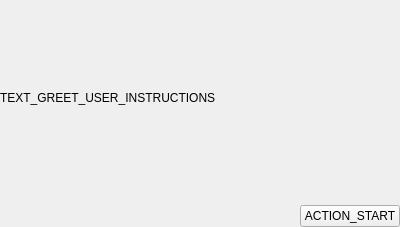
Old version of the form parsec/core/gui/forms/greet_user_instructions_widget.ui in the repository Scille/parsec-cloud.
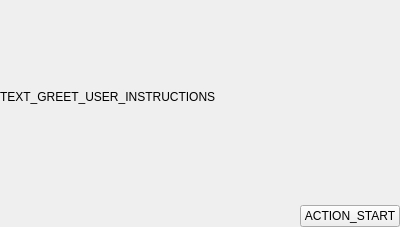
New version of the form.

Commit message: [GUI] Improve messages for greet/claim

```diff
--- a/parsec/core/gui/forms/greet_user_instructions_widget.ui
+++ b/parsec/core/gui/forms/greet_user_instructions_widget.ui
@@ -40,6 +40,9 @@
      <property name="text">
       <string>TEXT_GREET_USER_INSTRUCTIONS</string>
      </property>
+     <property name="textFormat">
+      <enum>Qt::RichText</enum>
+     </property>
      <property name="wordWrap">
       <bool>true</bool>
      </property>
```
The commit also changes 5 other files.
